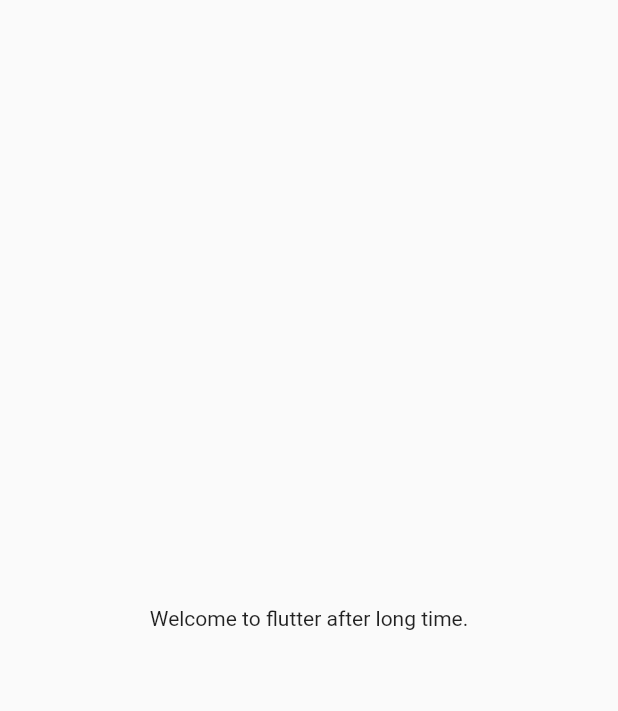
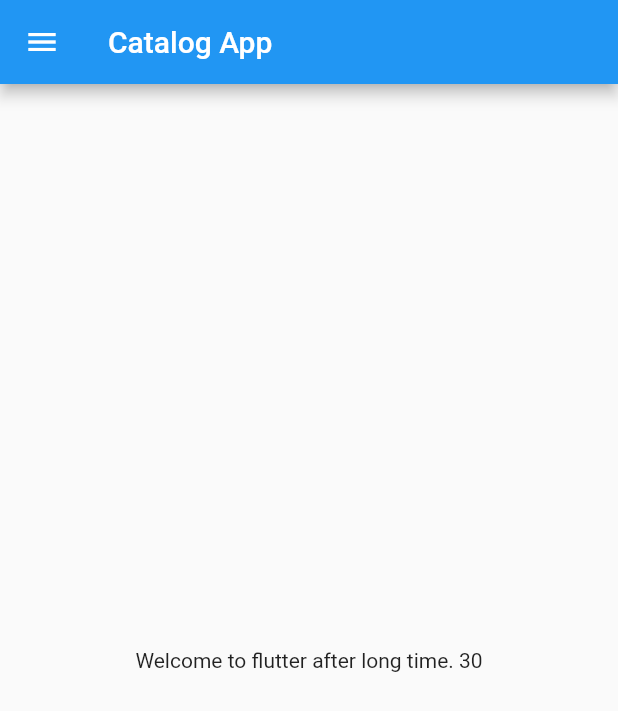
Before and after one commit to careerschandrahas/ecom, a Flutter app: the screen it shows after launch, on a phone screen of 412 x 824 dp. Shown: the top 711 px of the screen. Run offline on Flutter 3.47's test engine with Material 2 defaults, Android fonts, the phone set to English and light mode, and no system bars.

Commit message:
changes done on 5-may-2022

```diff
--- /dev/null
+++ b/lib/home_page.dart
@@ -0,0 +1,23 @@
+// ignore_for_file: must_be_immutable
+
+import 'package:flutter/material.dart';
+
+class HomePage extends StatelessWidget {
+  int days = 30;
+
+  HomePage({Key? key}) : super(key: key);
+  @override
+  Widget build(BuildContext context) {
+    return Scaffold(
+      appBar: AppBar(
+        title: const Text("Catalog App"),
+      ),
+      body: Center(
+        child: Container(
+          child: Text("Welcome to flutter after long time. $days"),
+        ),
+      ),
+      drawer: const Drawer(),
+    );
+  }
+}
--- a/lib/main.dart
+++ b/lib/main.dart
@@ -1,21 +1,19 @@
+import 'package:ecom/home_page.dart';
 import 'package:flutter/material.dart';
+import 'home_page.dart';
 
 void main() {
-  runApp(MyApp());
+  runApp(const MyApp());
 }
 
+/// This is a first class built as a sample.
+// ignore: must_be_immutable
 class MyApp extends StatelessWidget {
   const MyApp({Key? key}) : super(key: key);
   @override
   Widget build(BuildContext context) {
     return MaterialApp(
-      home: Material(
-        child: Center(
-          child: Container(
-            child: const Text("Welcome to flutter after long time."),
-          ),
-        ),
-      ),
+      home: HomePage(),
     );
   }
 }
```
